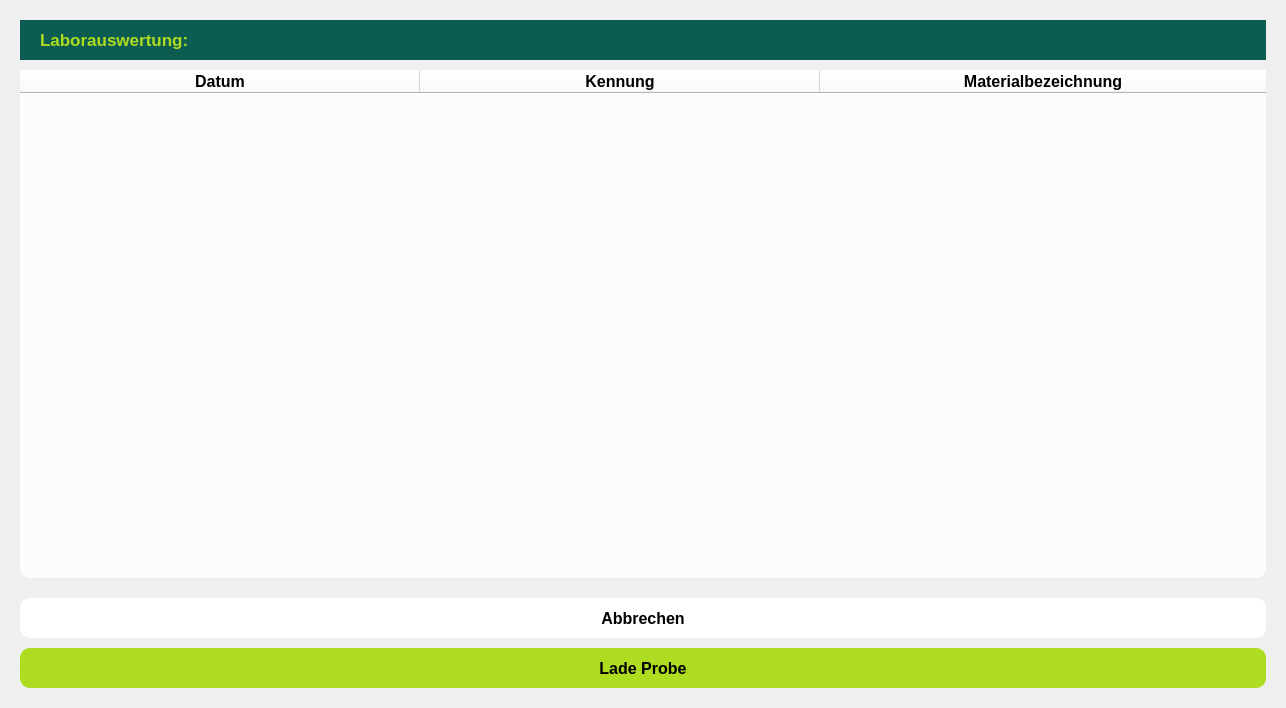
First picture: the form in views/select_probe.ui, repository FlorianZasa/capza, before the edit.
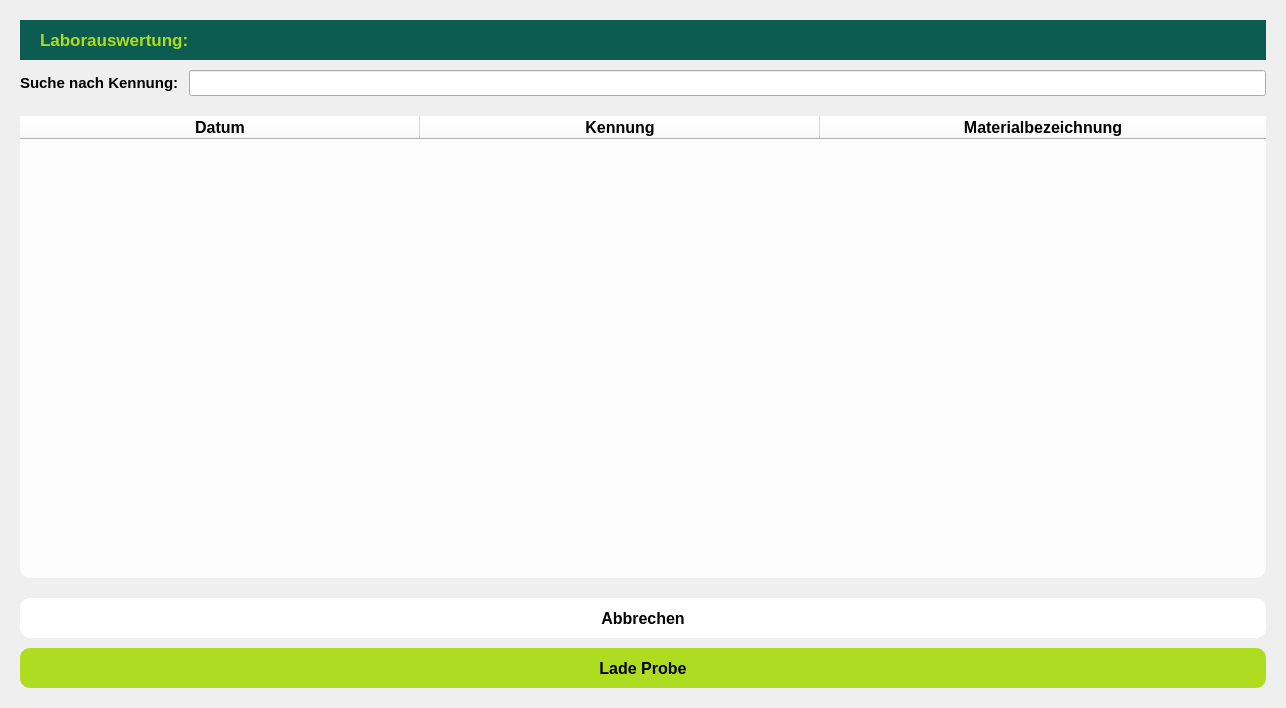
Second picture: the form after the edit. Icons and pictures are not drawn.

```diff
--- a/views/select_probe.ui
+++ b/views/select_probe.ui
@@ -134,6 +134,51 @@
         </layout>
        </widget>
       </item>
+      <item>
+       <layout class="QHBoxLayout" name="horizontalLayout_2">
+        <item>
+         <widget class="QLabel" name="label_3">
+          <property name="font">
+           <font>
+            <family>Leelawadee UI</family>
+            <pointsize>11</pointsize>
+            <weight>75</weight>
+            <bold>true</bold>
+           </font>
+          </property>
+          <property name="text">
+           <string>Suche nach Kennung:</string>
+          </property>
+         </widget>
+        </item>
+        <item>
+         <widget class="QLineEdit" name="probe_filter_lineedit">
+          <property name="font">
+           <font>
+            <family>Leelawadee UI</family>
+            <pointsize>11</pointsize>
+           </font>
+          </property>
+         </widget>
+        </item>
+       </layout>
+      </item>
+      <item>
+       <spacer name="verticalSpacer_2">
+        <property name="orientation">
+         <enum>Qt::Vertical</enum>
+        </property>
+        <property name="sizeType">
+         <enum>QSizePolicy::Preferred</enum>
+        </property>
+        <property name="sizeHint" stdset="0">
+         <size>
+          <width>20</width>
+          <height>10</height>
+         </size>
+        </property>
+       </spacer>
+      </item>
       <item>
        <widget class="QTableWidget" name="tableWidget">
         <property name="font">
```
